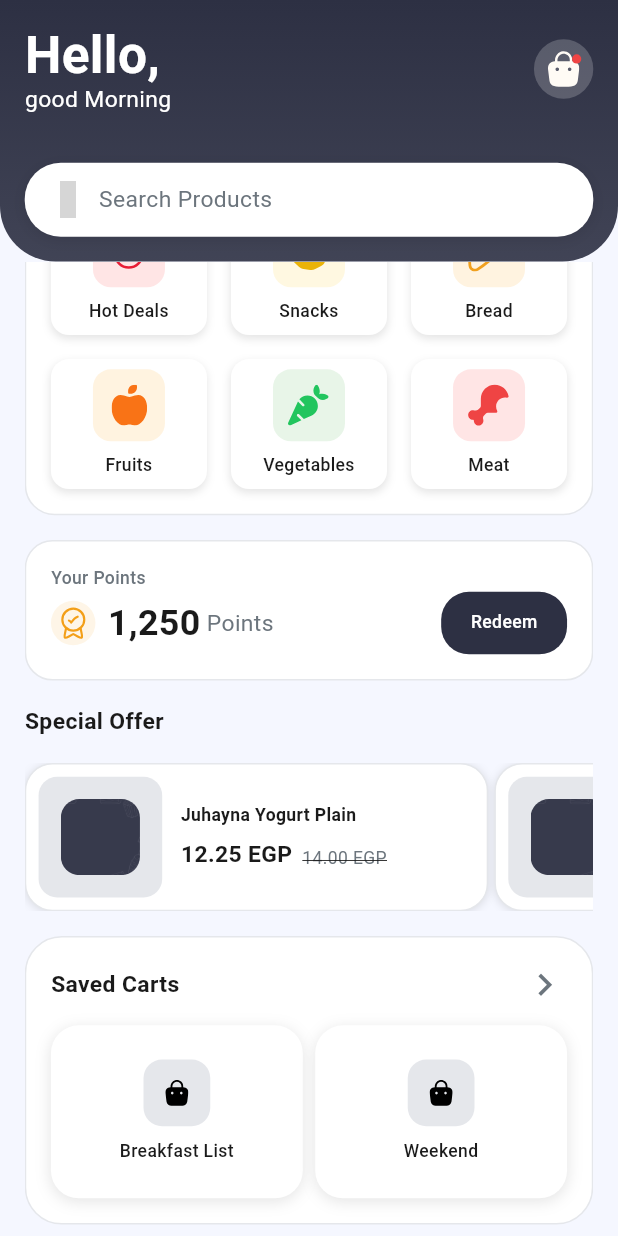
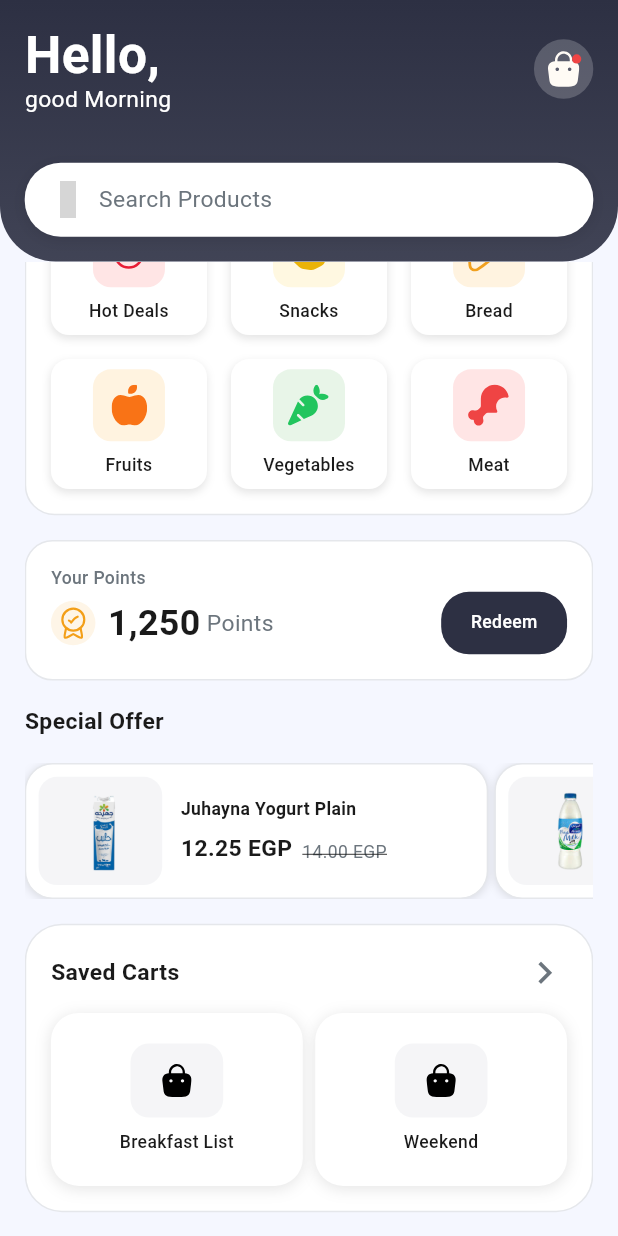
Before and after one commit to addictadev/beqalty-mobile, a Flutter app: the HomeView screen opened directly, scrolled down 256 dp, on a phone screen of 412 x 824 dp. Run offline on Flutter 3.47's test engine with Material 3 defaults, Android fonts, the phone set to English and light mode, and no system bars; our stand-ins replace bloc, cached_network_image, dio, equatable, file_picker, flash and 15 more; missing offline and left inert: in_app_update, palestine_console; accounts and stored records are empty; Roboto replaces fonts that are missing (ReadexPro, Roboto Flex); grey boxes are pictures that could not be loaded.

Commit message:
update home

```diff
--- a/lib/features/nav_bar/presentation/widget/product_card.dart
+++ b/lib/features/nav_bar/presentation/widget/product_card.dart
@@ -47,10 +47,10 @@ class ProductCard extends StatelessWidget {
             // Product Image - Left side
             Container(
               width: context.responsiveWidth * 0.2,
-              height: context.responsiveWidth * 0.2,
-              padding: EdgeInsets.all(context.responsivePadding * 0.9),
+              height: context.responsiveWidth * 0.19,
+              padding: EdgeInsets.all(context.responsivePadding * 0.2),
               decoration: BoxDecoration(
-                color: AppColors.borderLight,
+                color: AppColors.borderLight.withValues(alpha: .4),
                 borderRadius: BorderRadius.circular(
                   context.responsiveBorderRadius,
                 ),
@@ -60,8 +60,8 @@ class ProductCard extends StatelessWidget {
                   context.responsiveBorderRadius,
                 ),
                 child: Image.asset(
-                  width: context.responsiveWidth * 0.1,
-                  height: context.responsiveWidth * 0.1,
+                  width: context.responsiveWidth * 0.3,
+                  height: context.responsiveWidth * 0.3,
                   productImage,
                   fit: BoxFit.cover,
                   errorBuilder: (context, error, stackTrace) {
--- a/lib/features/nav_bar/presentation/widget/saved_cart_item.dart
+++ b/lib/features/nav_bar/presentation/widget/saved_cart_item.dart
@@ -36,11 +36,11 @@ class SavedCartItem extends StatelessWidget {
           children: [
             // Shopping Bag Icon
             Container(
-              width: context.responsiveIconSize * 1.8,
-              height: context.responsiveIconSize * 1.8,
+              width: context.responsiveIconSize * 2.5,
+              height: context.responsiveIconSize * 2,
               padding: EdgeInsets.all(context.responsivePadding * 0.8),
               decoration: BoxDecoration(
-                color: AppColors.borderLight,
+                color: AppColors.borderLight.withValues(alpha: .4),
                 borderRadius: BorderRadius.circular(
                   context.responsiveBorderRadius,
                 ),
--- a/lib/features/nav_bar/presentation/widget/special_offers_section.dart
+++ b/lib/features/nav_bar/presentation/widget/special_offers_section.dart
@@ -1,3 +1,4 @@
+import 'package:baqalty/core/images_preview/app_assets.dart' show AppAssets;
 import 'package:flutter/material.dart';
 import 'package:baqalty/core/utils/responsive_utils.dart';
 import 'product_card.dart';
@@ -17,32 +18,32 @@ class SpecialOffersSection extends StatelessWidget {
     final products = [
       ProductData(
         name: "Juhayna Yogurt Plain",
-        image: "assets/images/small_patern.png", // Using existing placeholder
+        image: AppAssets.juhaynaCoconutMilk, // Using existing placeholder
         currentPrice: 12.25,
         originalPrice: 14.0,
       ),
       ProductData(
-        name: "Juhayna Yogurt Strawberry",
-        image: "assets/images/small_patern.png", // Using existing placeholder
+        name: "Al Marai Milk",
+        image: AppAssets.alMaraiMilk, // Using existing placeholder
         currentPrice: 13.50,
         originalPrice: 15.0,
       ),
       ProductData(
-        name: "Juhayna Yogurt Vanilla",
-        image: "assets/images/small_patern.png", // Using existing placeholder
+        name: "Chocolate Milk",
+        image: AppAssets.chocolateMilk, // Using existing placeholder
         currentPrice: 11.75,
         originalPrice: 13.5,
       ),
       ProductData(
-        name: "Juhayna Yogurt Mango",
-        image: "assets/images/small_patern.png", // Using existing placeholder
+        name: "Juhayna Yogurt",
+        image: AppAssets.alMaraiMilk, // Using existing placeholder
         currentPrice: 12.00,
         originalPrice: 14.0,
       ),
     ];
 
     return SizedBox(
-      height: context.responsiveContainerHeight * 0.6,
+      height: context.responsiveContainerHeight * 0.55,
       child: ListView.builder(
         scrollDirection: Axis.horizontal,
         physics: const BouncingScrollPhysics(),
```
